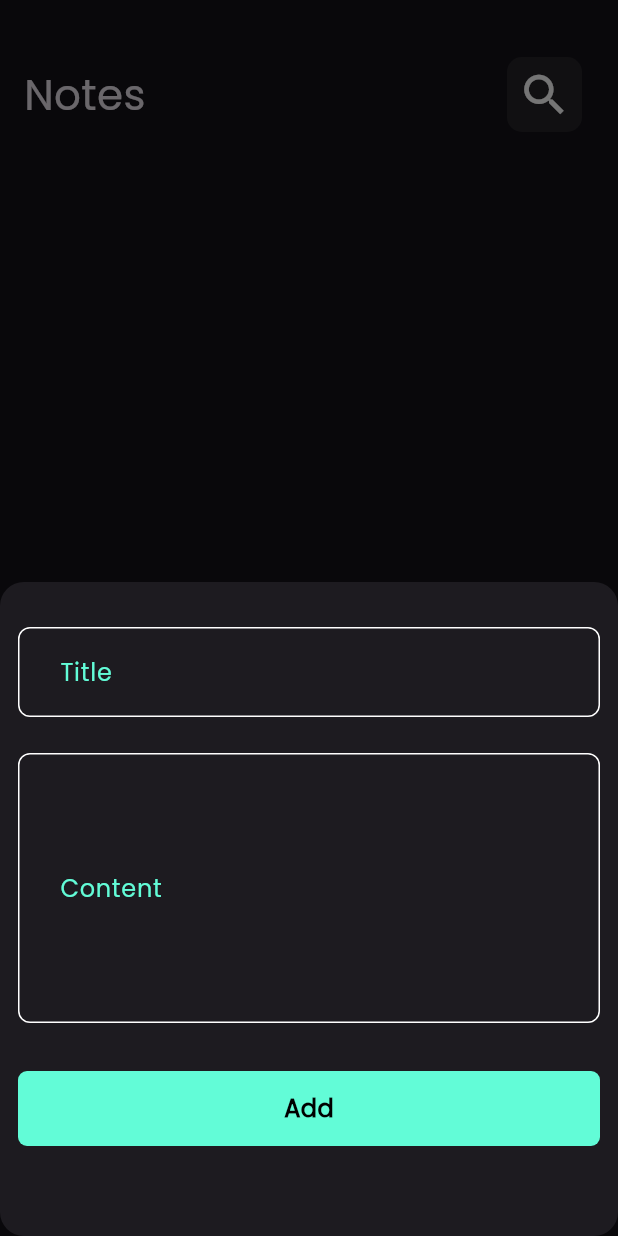
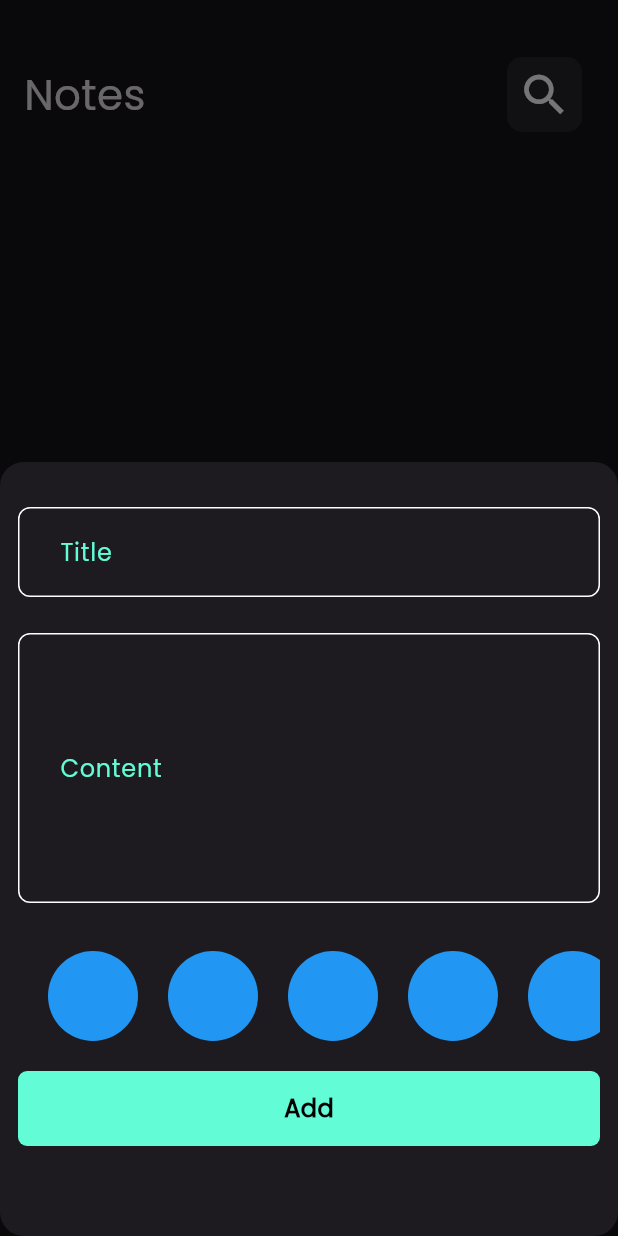
Before and after one commit to AhmedHossamEissa1/notes_app, a Flutter app: the screen it shows after launch, after a tap on the "add" icon, on a phone screen of 412 x 824 dp. Run offline on Flutter 3.47's test engine with Material 3 defaults, Android fonts, the phone set to English and light mode, and no system bars; drawn by our look-alikes of modal_progress_hud_nsn; our stand-ins replace bloc, flutter_bloc, font_awesome_flutter, hive, hive_flutter; accounts and stored records are empty.

Commit message:
create colors list view

```diff
--- a/lib/Widgets/add_form.dart
+++ b/lib/Widgets/add_form.dart
@@ -5,6 +5,7 @@ import 'package:notes_app/Cubets/notes_cubit/notes_cubit.dart';
 import 'package:notes_app/Models/note_model.dart';
 import 'package:notes_app/Widgets/Custom_button.dart';
 import 'package:notes_app/Widgets/Custom_textField.dart';
+import 'package:notes_app/Widgets/colors_list_view.dart';
 import 'package:notes_app/constants.dart';
 
 class AddForm extends StatefulWidget {
@@ -46,6 +47,7 @@ class _EditFormState extends State<AddForm> {
               maxLines: 6,
             ),
             SizedBox(height: 32),
+            ColorsListView(),
             CustomButton(
               onTab: () {
                 if (formlKey.currentState!.validate()) {
@@ -58,7 +60,6 @@ class _EditFormState extends State<AddForm> {
                           '${DateTime.now().year.toString()}-${DateTime.now().month.toString()}-${DateTime.now().day.toString()}',
                       color: Colors.blue.value);
                   BlocProvider.of<AddNoteCubit>(context).addNote(note);
-
                 } else {
                   autovalidateMode = AutovalidateMode.always;
                   setState(() {});
--- /dev/null
+++ b/lib/Widgets/colors_list_view.dart
@@ -0,0 +1,25 @@
+import 'package:flutter/material.dart';
+
+class ColorsListView extends StatelessWidget {
+  const ColorsListView({super.key});
+
+  @override
+  Widget build(BuildContext context) {
+    return SizedBox(
+      height: 80,
+      child: ListView.builder(
+        scrollDirection: Axis.horizontal,
+        itemCount: 10,
+        itemBuilder: (context, index) {
+          return Padding(
+            padding: const EdgeInsets.only(left: 20, bottom: 20),
+            child: CircleAvatar(
+              radius: 30,
+              backgroundColor: Colors.blue,
+            ),
+          );
+        },
+      ),
+    );
+  }
+}
```
